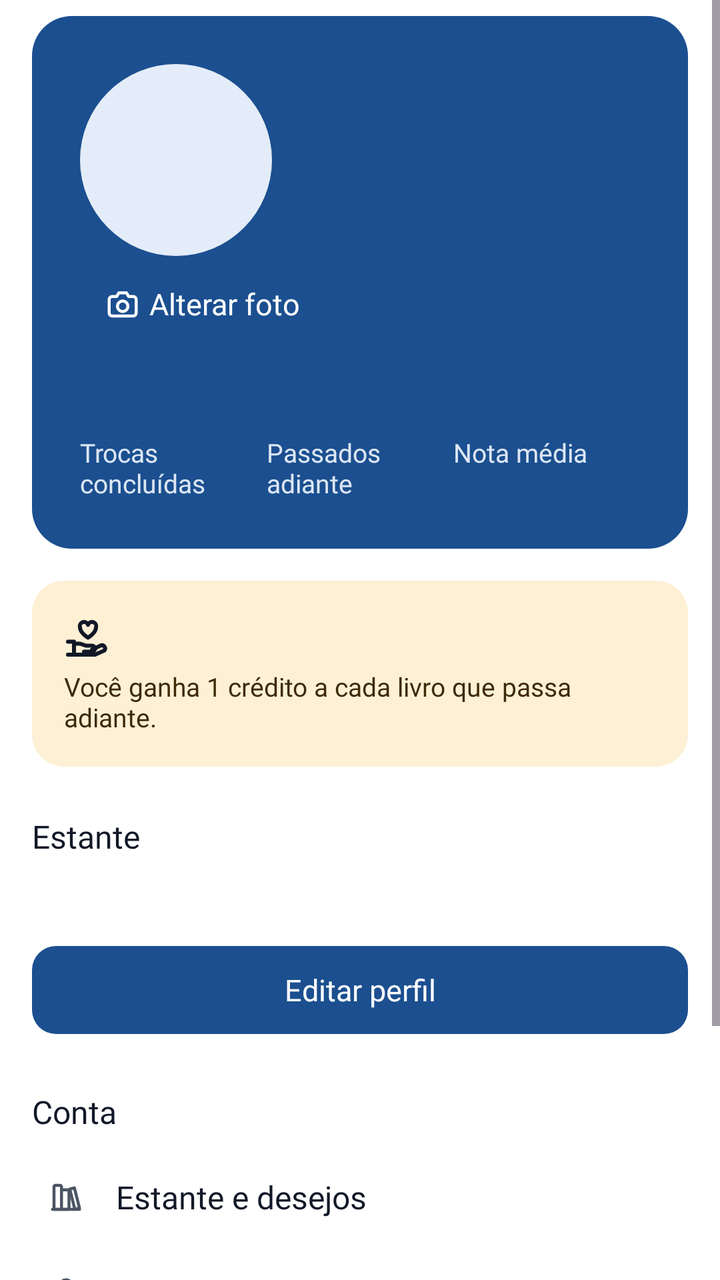
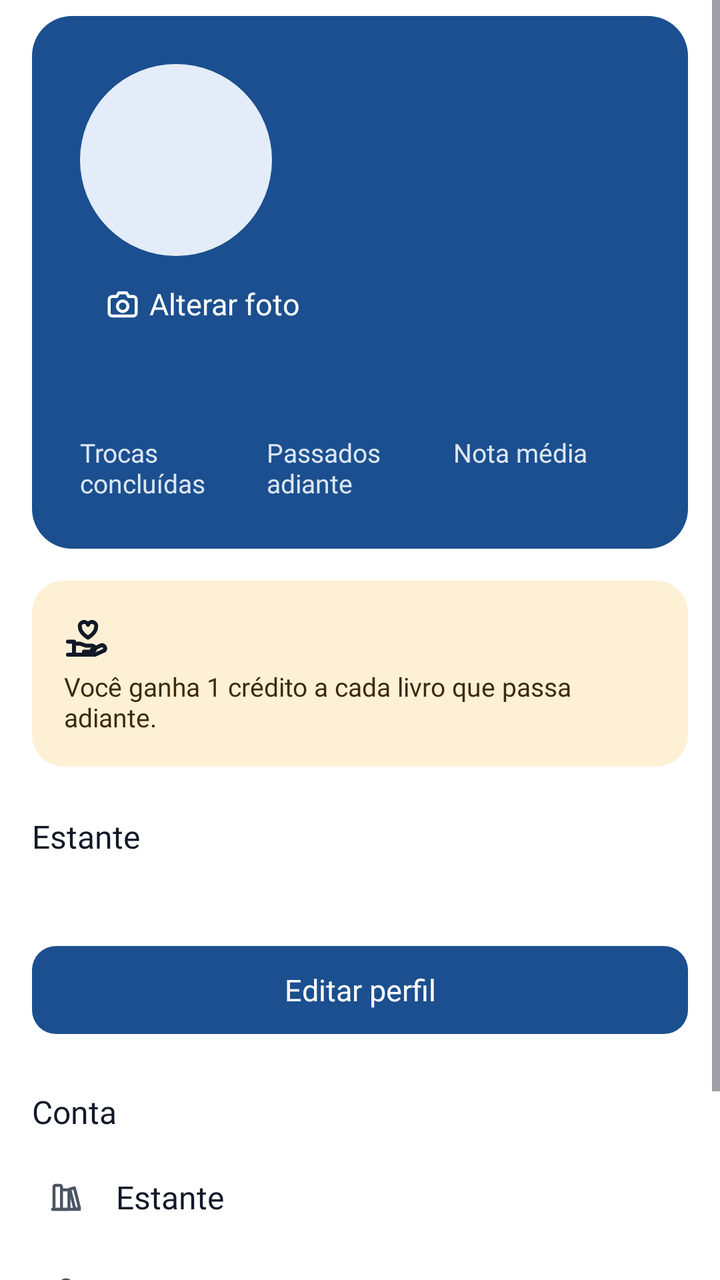

Screens rendered from an Android XML layout before and after an edit, with the pre-edit source and the edit as a unified diff.
<!-- AndroidManifest.xml: application theme Theme.LeiaUFMS -->
<!-- res/layout/fragment_profile.xml -->
<?xml version="1.0" encoding="utf-8"?>
<ScrollView xmlns:android="http://schemas.android.com/apk/res/android"
    xmlns:app="http://schemas.android.com/apk/res-auto"
    android:layout_width="match_parent"
    android:layout_height="match_parent"
    android:defaultFocusHighlightEnabled="false">

    <LinearLayout
        android:layout_width="match_parent"
        android:layout_height="wrap_content"
        android:orientation="vertical"
        android:paddingStart="@dimen/screen_margin"
        android:paddingTop="@dimen/space_xs"
        android:paddingEnd="@dimen/screen_margin"
        android:paddingBottom="@dimen/space_xl">

        <LinearLayout
            android:id="@+id/header"
            android:layout_width="match_parent"
            android:layout_height="wrap_content"
            android:background="@drawable/bg_profile_header"
            android:orientation="vertical"
            android:padding="@dimen/space_l">

            <LinearLayout
                android:layout_width="match_parent"
                android:layout_height="wrap_content"
                android:gravity="center_vertical"
                android:orientation="horizontal">

                <include
                    android:id="@+id/avatar"
                    layout="@layout/view_avatar" />

                <LinearLayout
                    android:layout_width="0dp"
                    android:layout_height="wrap_content"
                    android:layout_marginStart="@dimen/space_m"
                    android:layout_weight="1"
                    android:orientation="vertical">

                    <TextView
                        android:id="@+id/text_name"
                        android:layout_width="match_parent"
                        android:layout_height="wrap_content"
                        android:accessibilityHeading="true"
                        android:textAppearance="@style/TextAppearance.Leia.Display"
                        android:textColor="@color/leia_on_header" />

                    <TextView
                        android:id="@+id/text_course"
                        android:layout_width="match_parent"
                        android:layout_height="wrap_content"
                        android:textAppearance="@style/TextAppearance.Leia.Body"
                        android:textColor="@color/leia_hero_secondary" />
                </LinearLayout>
            </LinearLayout>

            <TextView
                android:id="@+id/text_status"
                android:layout_width="match_parent"
                android:layout_height="wrap_content"
                android:layout_marginTop="@dimen/space_s"
                android:textAppearance="@style/TextAppearance.Leia.Body"
                android:textColor="@color/leia_on_header"
                android:visibility="gone" />

            <com.google.android.material.button.MaterialButton
                android:id="@+id/button_change_photo"
                style="?attr/borderlessButtonStyle"
                android:layout_width="wrap_content"
                android:layout_height="wrap_content"
                android:layout_marginStart="-12dp"
                android:text="@string/action_change_photo"
                android:textColor="@color/leia_on_header"
                app:icon="@drawable/ic_camera"
                app:iconTint="@color/leia_on_header" />

            <LinearLayout
                android:layout_width="match_parent"
                android:layout_height="wrap_content"
                android:layout_marginTop="@dimen/space_s"
                android:baselineAligned="false"
                android:orientation="horizontal">

                <LinearLayout
                    android:id="@+id/metric_trades"
                    style="@style/Widget.Leia.HeaderMetric">

                    <TextView
                        android:id="@+id/value_trades"
                        style="@style/Widget.Leia.HeaderMetricValue" />

                    <TextView
                        style="@style/Widget.Leia.HeaderMetricLabel"
                        android:text="@string/metric_trades" />
                </LinearLayout>

                <LinearLayout
                    android:id="@+id/metric_passed"
                    style="@style/Widget.Leia.HeaderMetric">

                    <TextView
                        android:id="@+id/value_passed"
                        style="@style/Widget.Leia.HeaderMetricValue" />

                    <TextView
                        style="@style/Widget.Leia.HeaderMetricLabel"
                        android:text="@string/metric_passed" />
                </LinearLayout>

                <LinearLayout
                    android:id="@+id/metric_rating"
                    style="@style/Widget.Leia.HeaderMetric">

                    <TextView
                        android:id="@+id/value_rating"
                        style="@style/Widget.Leia.HeaderMetricValue" />

                    <TextView
                        style="@style/Widget.Leia.HeaderMetricLabel"
                        android:text="@string/metric_rating" />
                </LinearLayout>
            </LinearLayout>
        </LinearLayout>

        <com.google.android.material.chip.ChipGroup
            android:id="@+id/badges"
            android:layout_width="match_parent"
            android:layout_height="wrap_content"
            android:layout_marginTop="@dimen/space_s"
            android:visibility="gone" />

        <LinearLayout
            android:id="@+id/credits_box"
            android:layout_width="match_parent"
            android:layout_height="wrap_content"
            android:layout_marginTop="@dimen/space_m"
            android:background="@drawable/bg_credits"
            android:focusable="true"
            android:orientation="vertical"
            android:padding="@dimen/space_m">

            <TextView
                android:id="@+id/text_credits"
                android:layout_width="match_parent"
                android:layout_height="wrap_content"
                android:drawablePadding="@dimen/space_xs"
                android:gravity="center_vertical"
                android:textAppearance="@style/TextAppearance.Leia.Title"
                android:textColor="@color/leia_on_tertiary_container"
                app:drawableStartCompat="@drawable/ic_donate" />

            <TextView
                android:id="@+id/text_credits_reserved"
                android:layout_width="match_parent"
                android:layout_height="wrap_content"
                android:textAppearance="@style/TextAppearance.Leia.BodySmall"
                android:textColor="@color/leia_on_tertiary_container"
                android:visibility="gone" />

            <TextView
                android:layout_width="match_parent"
                android:layout_height="wrap_content"
                android:layout_marginTop="@dimen/space_xxs"
                android:text="@string/credits_hint"
                android:textAppearance="@style/TextAppearance.Leia.Caption"
                android:textColor="@color/leia_on_tertiary_container" />
        </LinearLayout>

        <TextView
            android:id="@+id/text_no_trades"
            android:layout_width="match_parent"
            android:layout_height="wrap_content"
            android:layout_marginTop="@dimen/space_xs"
            android:text="@string/profile_no_trades"
            android:textAppearance="@style/TextAppearance.Leia.BodySmall"
            android:textColor="@color/leia_on_surface_variant"
            android:visibility="gone" />

        <TextView
            style="@style/Widget.Leia.SectionTitle"
            android:text="@string/profile_shelf_title" />

        <LinearLayout
            android:id="@+id/shelf_preview"
            android:layout_width="match_parent"
            android:layout_height="wrap_content"
            android:orientation="vertical" />

        <androidx.recyclerview.widget.RecyclerView
            android:id="@+id/shelf_covers"
            android:layout_width="match_parent"
            android:layout_height="wrap_content"
            android:layout_marginTop="@dimen/space_xs"
            android:clipToPadding="false"
            android:nestedScrollingEnabled="false"
            android:orientation="horizontal"
            app:layoutManager="androidx.recyclerview.widget.LinearLayoutManager" />

        <LinearLayout
            android:id="@+id/extra_sections"
            android:layout_width="match_parent"
            android:layout_height="wrap_content"
            android:orientation="vertical" />

        <LinearLayout
            android:id="@+id/account_section"
            android:layout_width="match_parent"
            android:layout_height="wrap_content"
            android:orientation="vertical">

            <com.google.android.material.button.MaterialButton
                android:id="@+id/button_edit"
                android:layout_width="match_parent"
                android:layout_height="wrap_content"
                android:layout_marginTop="@dimen/space_l"
                android:text="@string/action_edit_profile" />

            <TextView
                style="@style/Widget.Leia.SectionTitle"
                android:text="@string/section_account" />

            <com.google.android.material.button.MaterialButton
                android:id="@+id/button_shelf"
                style="@style/Widget.Leia.ListAction"
                android:text="@string/action_open_shelf"
                app:icon="@drawable/ic_library" />

            <com.google.android.material.button.MaterialButton
                android:id="@+id/button_password"
                style="@style/Widget.Leia.ListAction"
                android:text="@string/action_change_password"
                app:icon="@drawable/ic_lock" />

            <com.google.android.material.button.MaterialButton
                android:id="@+id/button_inbox"
                style="@style/Widget.Leia.ListAction"
                android:text="@string/action_open_inbox"
                app:icon="@drawable/ic_notifications" />

            <com.google.android.material.button.MaterialButton
                android:id="@+id/button_disputes"
                style="@style/Widget.Leia.ListAction"
                android:text="@string/action_disputes"
                android:visibility="gone"
                app:icon="@drawable/ic_gavel" />

            <com.google.android.material.button.MaterialButton
                android:id="@+id/button_points"
                style="@style/Widget.Leia.ListAction"
                android:text="@string/action_manage_points"
                android:visibility="gone"
                app:icon="@drawable/ic_map" />

            <com.google.android.material.button.MaterialButton
                android:id="@+id/button_logout"
                style="@style/Widget.Leia.ListAction"
                android:text="@string/action_logout"
                app:icon="@drawable/ic_logout" />
        </LinearLayout>
    </LinearLayout>
</ScrollView>
<!-- res/layout/view_avatar.xml (included above) -->
<?xml version="1.0" encoding="utf-8"?>
<FrameLayout xmlns:android="http://schemas.android.com/apk/res/android"
    xmlns:app="http://schemas.android.com/apk/res-auto"
    android:id="@+id/avatar"
    android:layout_width="@dimen/avatar_large"
    android:layout_height="@dimen/avatar_large">

    <com.google.android.material.imageview.ShapeableImageView
        android:id="@+id/avatar_image"
        android:layout_width="match_parent"
        android:layout_height="match_parent"
        android:background="@color/leia_primary_container"
        android:scaleType="centerCrop"
        app:shapeAppearanceOverlay="@style/ShapeAppearance.Leia.Circle" />

    <TextView
        android:id="@+id/avatar_initials"
        android:layout_width="match_parent"
        android:layout_height="match_parent"
        android:gravity="center"
        android:importantForAccessibility="no"
        android:textAppearance="@style/TextAppearance.Leia.Display"
        android:textColor="@color/leia_on_primary_container" />
</FrameLayout>
<!-- resources referenced by this layout -->
<resources>
  <color name="leia_hero_secondary">#DCE6F4</color>
  <color name="leia_on_header">#FFFFFF</color>
  <color name="leia_on_primary_container">#0D2A4D</color>
  <color name="leia_on_surface_variant">#4B5563</color>
  <color name="leia_on_tertiary_container">#3D2A08</color>
  <color name="leia_primary_container">#E3ECF8</color>
  <dimen name="avatar_large">96dp</dimen>
  <dimen name="screen_margin">16dp</dimen>
  <dimen name="space_l">24dp</dimen>
  <dimen name="space_m">16dp</dimen>
  <dimen name="space_s">12dp</dimen>
  <dimen name="space_xl">32dp</dimen>
  <dimen name="space_xs">8dp</dimen>
  <dimen name="space_xxs">4dp</dimen>
  <!-- drawable ic_notifications (drawable) -->
  <?xml version="1.0" encoding="utf-8"?>
  <vector xmlns:android="http://schemas.android.com/apk/res/android"
      android:width="24dp"
      android:height="24dp"
      android:viewportWidth="24"
      android:viewportHeight="24"
      android:tint="?attr/colorOnSurface">
      <path
          android:strokeColor="@android:color/white"
          android:strokeWidth="2"
          android:strokeLineCap="round"
          android:strokeLineJoin="round"
          android:pathData="M6,16.5V11A6,6 0 0,1 18,11V16.5L19.5,18H4.5Z" />
      <path
          android:strokeColor="@android:color/white"
          android:strokeWidth="2"
          android:strokeLineCap="round"
          android:strokeLineJoin="round"
          android:pathData="M10,21H14" />
  </vector>
  <string name="action_change_password">Alterar senha</string>
  <string name="action_change_photo">Alterar foto</string>
  <string name="action_disputes">Disputas para analisar</string>
  <string name="action_edit_profile">Editar perfil</string>
  <string name="action_logout">Sair</string>
  <string name="action_manage_points">Pontos seguros</string>
  <string name="action_open_inbox">Caixa de avisos</string>
  <string name="action_open_shelf">Estante e desejos</string>
  <string name="credits_hint">Você ganha 1 crédito a cada livro que passa adiante.</string>
  <string name="metric_passed">Passados adiante</string>
  <string name="metric_rating">Nota média</string>
  <string name="metric_trades">Trocas concluídas</string>
  <string name="profile_no_trades">Ainda não concluiu trocas.</string>
  <string name="profile_shelf_title">Estante</string>
  <string name="section_account">Conta</string>
  <style name="Theme.LeiaUFMS" parent="Base.Theme.LeiaUFMS" />
  <color name="leia_tertiary_container">#FDF0D5</color>
  <dimen name="radius_l">16dp</dimen>
  <color name="leia_primary_header">#1B4F8F</color>
  <dimen name="radius_social">20dp</dimen>
  <dimen name="touch_target">48dp</dimen>
  <color name="leia_on_background">#111827</color>
  <color name="leia_primary">#1B4F8F</color>
  <color name="leia_on_primary">#FFFFFF</color>
  <color name="leia_tertiary">#8A5A12</color>
  <color name="leia_on_tertiary">#FFFFFF</color>
  <color name="leia_error">#B42318</color>
  <color name="leia_on_error">#FFFFFF</color>
  <color name="leia_error_container">#FDE3E1</color>
  <color name="leia_on_error_container">#5A0E09</color>
  <color name="leia_background">#FFFFFF</color>
  <color name="leia_surface_container">#F4F6FA</color>
  <color name="leia_surface">#FFFFFF</color>
  <color name="leia_outline">#8A93A1</color>
  <color name="leia_inverse_primary">#8DB8F2</color>
  <color name="leia_outline_variant">#E5E7EB</color>
  <style name="Widget.Leia.Chip" parent="Widget.Material3.Chip.Filter">
          <item name="chipMinTouchTargetSize">@dimen/touch_target</item>
      </style>
  <dimen name="radius_s">8dp</dimen>
  <dimen name="radius_m">12dp</dimen>
  <dimen name="button_height">52dp</dimen>
  <dimen name="radius_button">12dp</dimen>
  <dimen name="elevation_card">2dp</dimen>
  <style name="TextAppearance.Leia.NavInactive" parent="TextAppearance.Leia.Label">
          <item name="android:textSize">12sp</item>
      </style>
  <dimen name="elevation_hero">6dp</dimen>
  <!-- unchanged entries left out for length: 38 -->
</resources>

<!-- the commit's change to res/layout/fragment_profile.xml (unified diff, before → after) -->
@@ -232,12 +232,6 @@
                 style="@style/Widget.Leia.ListAction"
                 android:text="@string/action_change_password"
                 app:icon="@drawable/ic_lock" />
-
-            <com.google.android.material.button.MaterialButton
-                android:id="@+id/button_inbox"
-                style="@style/Widget.Leia.ListAction"
-                android:text="@string/action_open_inbox"
-                app:icon="@drawable/ic_notifications" />
 
             <com.google.android.material.button.MaterialButton
                 android:id="@+id/button_disputes"
<!-- resource entries referenced after the edit -->
@@ -14,35 +14,13 @@
   <dimen name="space_xl">32dp</dimen>
   <dimen name="space_xs">8dp</dimen>
   <dimen name="space_xxs">4dp</dimen>
-  <!-- drawable ic_notifications (drawable) -->
-  <?xml version="1.0" encoding="utf-8"?>
-  <vector xmlns:android="http://schemas.android.com/apk/res/android"
-      android:width="24dp"
-      android:height="24dp"
-      android:viewportWidth="24"
-      android:viewportHeight="24"
-      android:tint="?attr/colorOnSurface">
-      <path
-          android:strokeColor="@android:color/white"
-          android:strokeWidth="2"
-          android:strokeLineCap="round"
-          android:strokeLineJoin="round"
-          android:pathData="M6,16.5V11A6,6 0 0,1 18,11V16.5L19.5,18H4.5Z" />
-      <path
-          android:strokeColor="@android:color/white"
-          android:strokeWidth="2"
-          android:strokeLineCap="round"
-          android:strokeLineJoin="round"
-          android:pathData="M10,21H14" />
-  </vector>
   <string name="action_change_password">Alterar senha</string>
   <string name="action_change_photo">Alterar foto</string>
   <string name="action_disputes">Disputas para analisar</string>
   <string name="action_edit_profile">Editar perfil</string>
   <string name="action_logout">Sair</string>
   <string name="action_manage_points">Pontos seguros</string>
-  <string name="action_open_inbox">Caixa de avisos</string>
-  <string name="action_open_shelf">Estante e desejos</string>
+  <string name="action_open_shelf">Estante</string>
   <string name="credits_hint">Você ganha 1 crédito a cada livro que passa adiante.</string>
   <string name="metric_passed">Passados adiante</string>
   <string name="metric_rating">Nota média</string>
